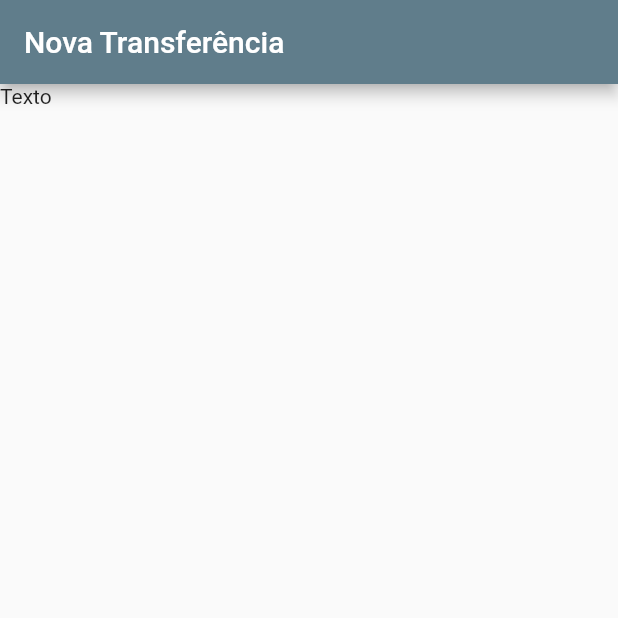
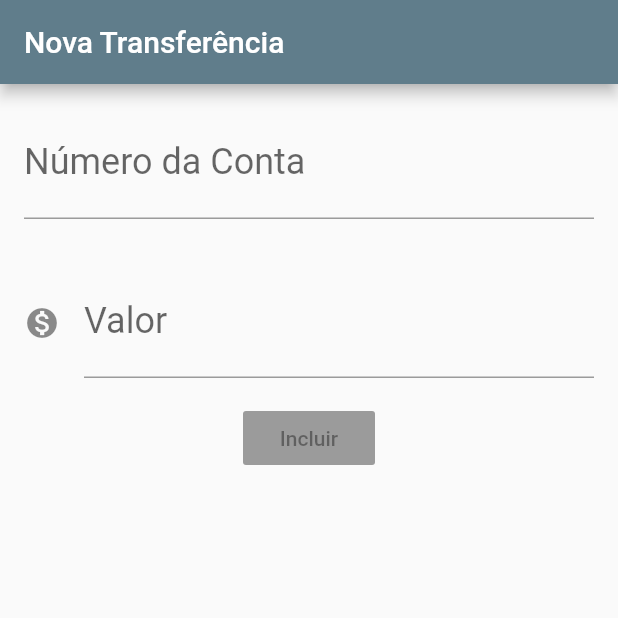
Before and after one commit to flaviossantana/bank.flutter, a Flutter app: the screen it shows after launch, on a phone screen of 412 x 824 dp, the top half of it. Run offline on Flutter 3.47's test engine with Material 2 defaults, Android fonts, the phone set to English and light mode, and no system bars.

Commit message:
[FUNDAMENTOS DE FLUTTER][CRIANDO FORMULÁRIO E REFATORANDO O CÓDIGO][MONTANDO O LAYOUT DO FORMULÁRIO]

```diff
--- a/lib/main.dart
+++ b/lib/main.dart
@@ -27,7 +27,40 @@ class TransferenciaForm extends StatelessWidget {
       appBar: AppBar(
         title: Text('Nova Transferência'),
       ),
-      body: Text('Texto'),
+      body: Column(
+        children: <Widget>[
+          Padding(
+            padding: const EdgeInsets.all(16.0),
+            child: TextField(
+              style: TextStyle(
+                fontSize: 24.0,
+              ),
+              decoration: InputDecoration(
+                labelText: 'Número da Conta',
+                hintText: '0000',
+              ),
+              keyboardType: TextInputType.number,
+            ),
+          ),
+          Padding(
+            padding: const EdgeInsets.all(16.0),
+            child: TextField(
+              style: TextStyle(
+                fontSize: 24.0,
+              ),
+              decoration: InputDecoration(
+                icon: Icon(Icons.monetization_on),
+                labelText: 'Valor',
+                hintText: '0,00',
+              ),
+              keyboardType: TextInputType.number,
+            ),
+          ),
+          RaisedButton(
+            child: Text('Incluir'),
+          ),
+        ],
+      ),
     );
   }
 }
```
